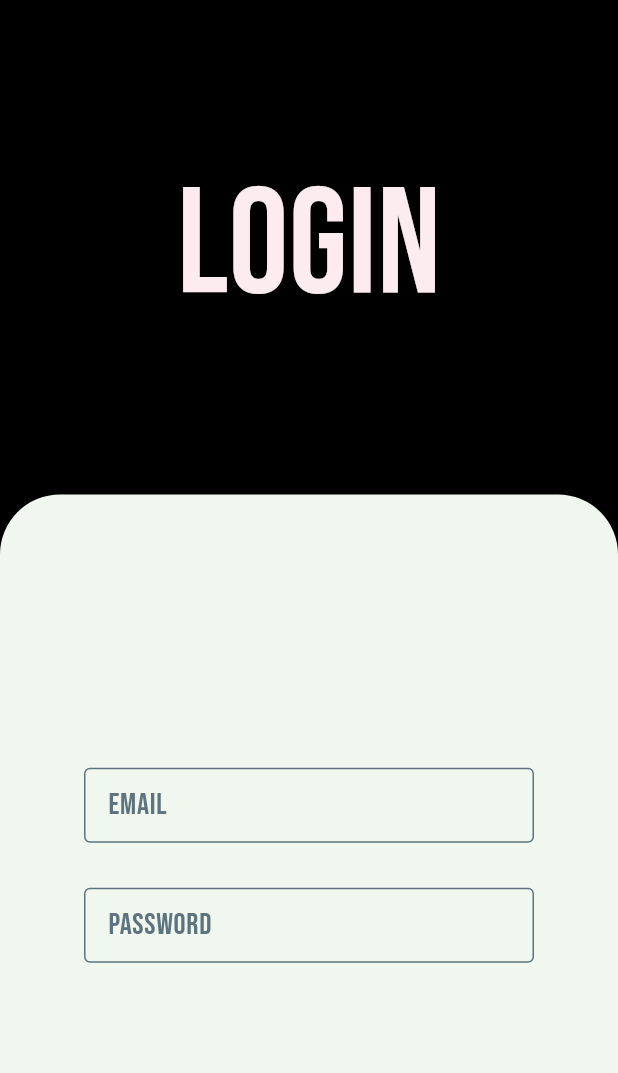
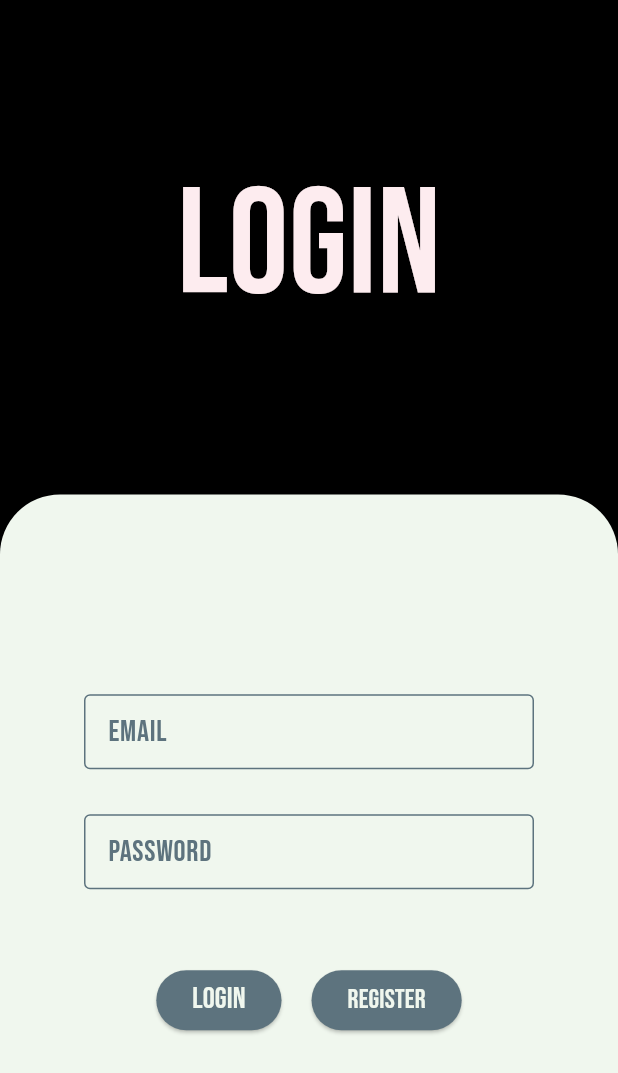
Before and after one commit to yurifilgueira/login_app_flutter, a Flutter app: the screen it shows after launch, on a phone screen of 412 x 824 dp. Shown: the top 1073 px of the screen. Run offline on Flutter 3.47's test engine with Material 3 defaults, Android fonts, the phone set to English and light mode, and no system bars; our stand-ins replace google_fonts.

Commit message:
Feat: Add buttons

```diff
--- a/lib/main.dart
+++ b/lib/main.dart
@@ -1,7 +1,7 @@
-import 'dart:ffi';
-
 import 'package:flutter/material.dart';
+import 'package:flutter/widgets.dart';
 import 'package:google_fonts/google_fonts.dart';
+import 'package:provider/provider.dart';
 
 void main() {
   runApp(const MyApp());
@@ -93,12 +93,75 @@ class LoginCard extends StatelessWidget {
         width: double.infinity,
         child: Container(
           decoration: _getDecorationLoginContainer(context),
-          child: const Column(
+          child: Column(
             mainAxisAlignment: MainAxisAlignment.center,
             children: [
-              LoginTextField(labelText: "Email"),
-              SizedBox(height: 30),
-              LoginTextField(labelText: "Password", obscureText: true),
+              const LoginTextField(labelText: "Email"),
+              const SizedBox(height: 30),
+              const LoginTextField(labelText: "Password", obscureText: true),
+              const SizedBox(height: 50),
+              Row(
+                mainAxisAlignment: MainAxisAlignment.center,
+                children: [
+                  ElevatedButton(
+                      onPressed: () {
+                        final snackBar = SnackBar(
+                          content: Text("Login successful.",
+                              style: getTextStyle(
+                                  Theme.of(context)
+                                      .colorScheme
+                                      .primaryContainer,
+                                  20)),
+                          backgroundColor: Theme.of(context)
+                              .colorScheme
+                              .onPrimaryContainer
+                              .withAlpha(200),
+                          shape: RoundedRectangleBorder(
+                              borderRadius: BorderRadius.circular(24.0)),
+                        );
+                        ScaffoldMessenger.of(context).showSnackBar(snackBar);
+                      },
+                      style: ButtonStyle(
+                          backgroundColor: WidgetStatePropertyAll(
+                              Theme.of(context)
+                                  .colorScheme
+                                  .onPrimaryContainer)),
+                      child: Text(
+                        "LogIn",
+                        style: getTextStyle(
+                            Theme.of(context).colorScheme.primaryContainer, 20),
+                      )),
+                  const SizedBox(width: 20),
+                  ElevatedButton(
+                      onPressed: () {
+                        final snackBar = SnackBar(
+                          content: Text("Registered successfully.",
+                              style: getTextStyle(
+                                  Theme.of(context)
+                                      .colorScheme
+                                      .primaryContainer,
+                                  20)),
+                          backgroundColor: Theme.of(context)
+                              .colorScheme
+                              .onPrimaryContainer
+                              .withAlpha(200),
+                          shape: RoundedRectangleBorder(
+                              borderRadius: BorderRadius.circular(24.0)),
+                        );
+                        ScaffoldMessenger.of(context).showSnackBar(snackBar);
+                      },
+                      style: ButtonStyle(
+                          backgroundColor: WidgetStatePropertyAll(
+                              Theme.of(context)
+                                  .colorScheme
+                                  .onPrimaryContainer)),
+                      child: Text(
+                        "Register",
+                        style: getTextStyle(
+                            Theme.of(context).colorScheme.primaryContainer, 18),
+                      )),
+                ],
+              ),
             ],
           ),
         ),
@@ -169,11 +232,12 @@ class LoginText extends StatelessWidget {
 
   @override
   Widget build(BuildContext context) {
-    return Text(
-      "Login",
-      style: GoogleFonts.bebasNeue(
-          textStyle: TextStyle(
-              color: Theme.of(context).colorScheme.onSurface, fontSize: 100)),
-    );
+    return Text("Login",
+        style: getTextStyle(Theme.of(context).colorScheme.onSurface, 100));
   }
 }
+
+TextStyle getTextStyle(Color color, double fontSize) {
+  return GoogleFonts.bebasNeue(
+      textStyle: TextStyle(color: color, fontSize: fontSize));
+}
--- a/pubspec.yaml
+++ b/pubspec.yaml
@@ -40,6 +40,7 @@ dependencies:
 dev_dependencies:
   flutter_test:
     sdk: flutter
+  provider: ^6.0.5
 
   # The "flutter_lints" package below contains a set of recommended lints to
   # encourage good coding practices. The lint set provided by the package is
```
Also changed, not shown: pubspec.lock.
